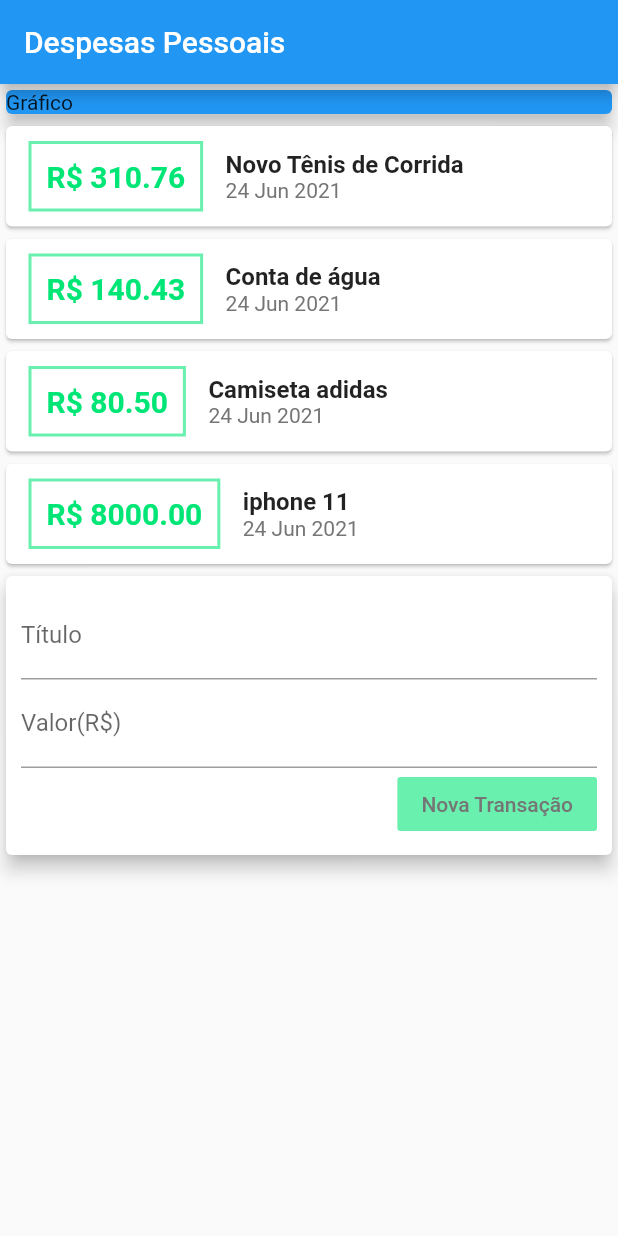
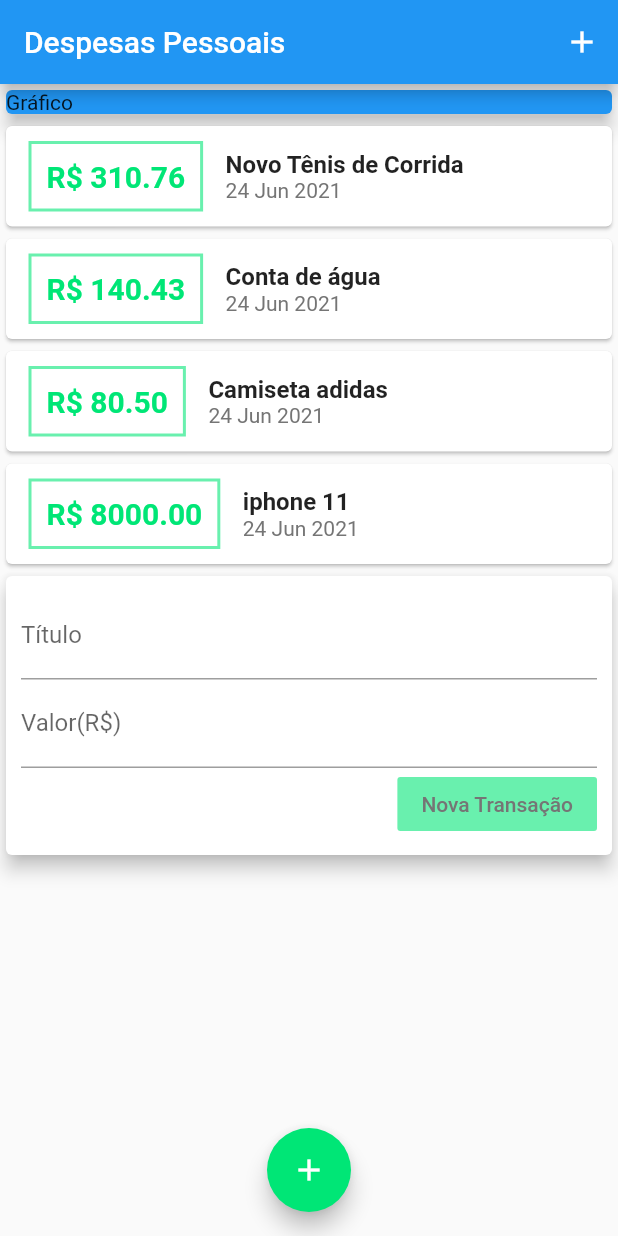
Before and after one commit to isaacwrk/Expenses-flutter, a Flutter app: the screen it shows after launch, on a phone screen of 412 x 824 dp. Run offline on Flutter 3.47's test engine with Material 2 defaults, Android fonts, the phone set to English and light mode, and no system bars.

Commit message:
Inserindo FloatButtons

```diff
--- a/lib/main.dart
+++ b/lib/main.dart
@@ -22,7 +22,13 @@ class MyHomePage extends StatelessWidget {
   Widget build(BuildContext context) {
     return Scaffold(
       appBar:AppBar(
-        title:Text('Despesas Pessoais')
+        title:Text('Despesas Pessoais'),
+        actions:<Widget> [
+          IconButton(
+            icon: Icon(Icons.add),
+            onPressed: (){},
+          )
+        ],
         ),
         body: SingleChildScrollView(
                   child: Column(
@@ -40,6 +46,12 @@ class MyHomePage extends StatelessWidget {
             ]
           ),
         ),
+        floatingActionButton: FloatingActionButton(
+          child: Icon(Icons.add),
+          onPressed: (){},
+          backgroundColor: Colors.greenAccent.shade400,
+        ),
+        floatingActionButtonLocation: FloatingActionButtonLocation.centerFloat,
     );
   }
 }
```
